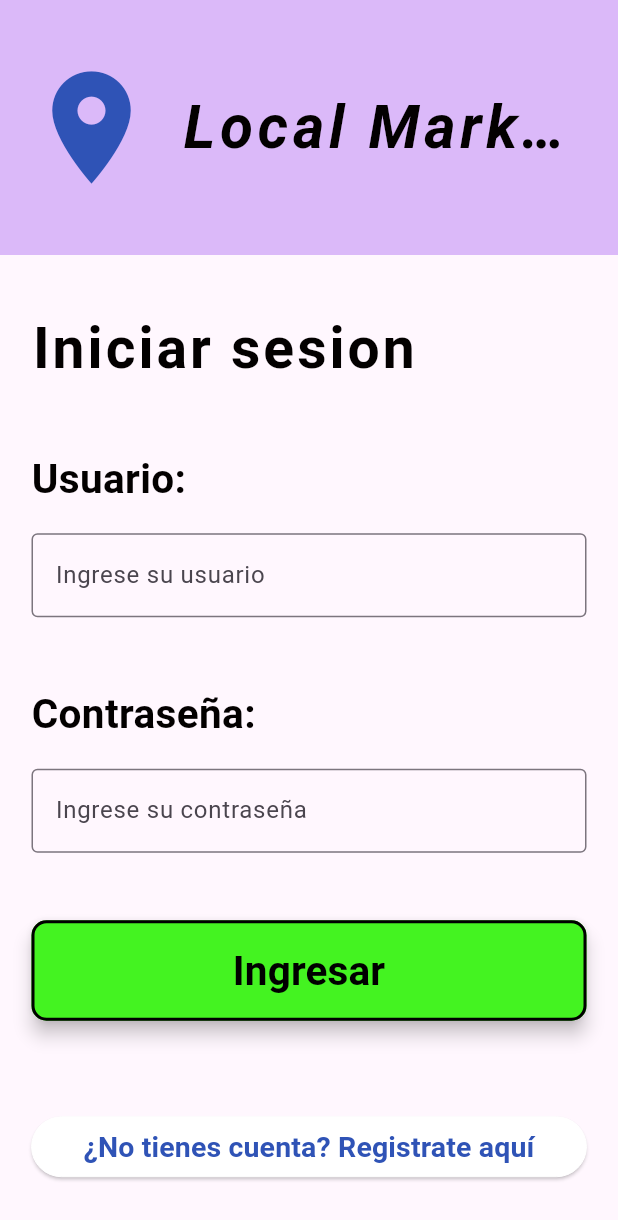
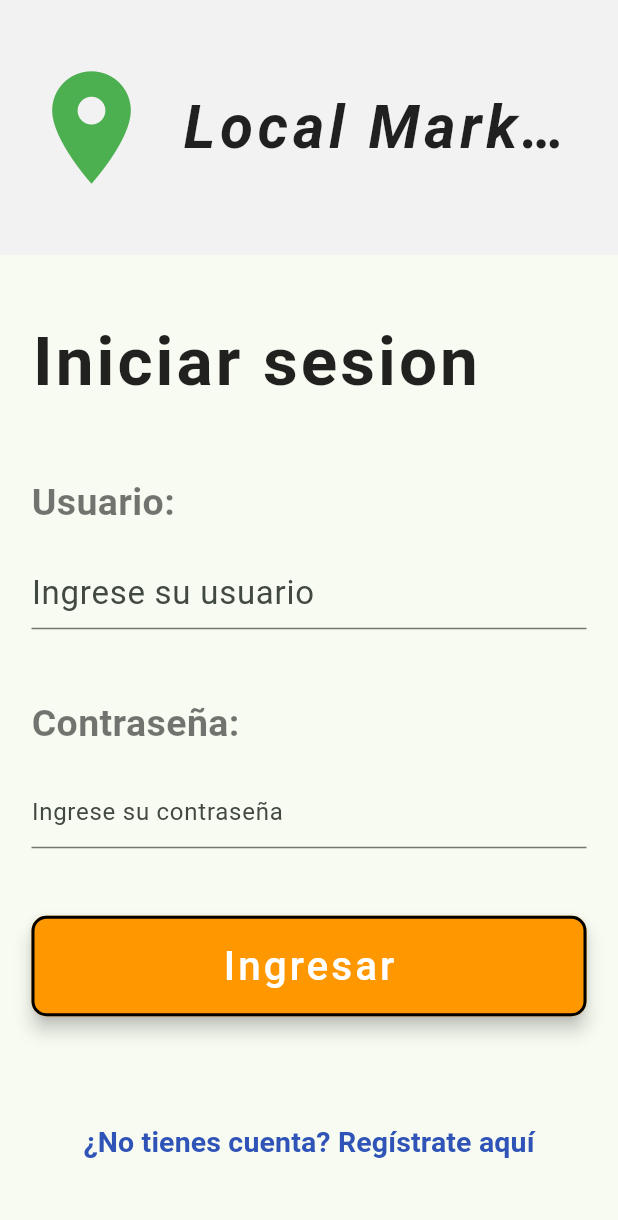
Before and after one commit to Litardo-Jardy/LocalMarket, a Flutter app: the MyHomePage screen opened directly, on a phone screen of 412 x 824 dp. Shown: the top 1220 px of the screen. Run offline on Flutter 3.47's test engine with Material 3 defaults, Android fonts, the light colour scheme and no system bars.

Commit message:
Diseño final del login

```diff
--- a/lib/View/login.dart
+++ b/lib/View/login.dart
@@ -7,20 +7,18 @@ void main() {
 class Loggin extends StatelessWidget {
   const Loggin({super.key});
 
-  // This widget is the root of your application.
   @override
   Widget build(BuildContext context) {
     return MaterialApp(
       title: 'Flutter Demo',
       theme: ThemeData(
         colorScheme: ColorScheme.fromSeed(
-          seedColor: const Color.fromARGB(255, 6, 3, 10),
+          seedColor: const Color(0xFF4CAF50), // Semilla de color verde vibrante
         ),
         useMaterial3: true,
       ),
       home: const MyHomePage(title: 'Local Market'),
-      debugShowCheckedModeBanner:
-          false, // Eliminar la marca de verificación de depuración
+      debugShowCheckedModeBanner: false,
     );
   }
 }
@@ -57,7 +55,7 @@ class _MyHomePageState extends State<MyHomePage> {
   @override
   void dispose() {
     _user.dispose();
-    _pass.dispose(); // Asegúrate de disponer del controlador _pass también
+    _pass.dispose();
     super.dispose();
   }
 
@@ -66,13 +64,13 @@ class _MyHomePageState extends State<MyHomePage> {
     return Scaffold(
       appBar: AppBar(
         toolbarHeight: 170.0,
-        backgroundColor: Theme.of(context).colorScheme.inversePrimary,
+        backgroundColor: const Color(0xFFF2F2F2), // Fondo gris claro
         title: Row(
           children: [
             const SizedBox(height: 20.0),
             const Icon(
-              Icons.place, // Icono que deseas mostrar
-              color: Color.fromARGB(255, 47, 83, 182),
+              Icons.place,
+              color: Color(0xFF4CAF50), // Icono verde
               size: 90.0,
             ),
             const SizedBox(width: 5.0),
@@ -84,7 +82,7 @@ class _MyHomePageState extends State<MyHomePage> {
                 child: Text(
                   widget.title,
                   style: const TextStyle(
-                    color: Color.fromARGB(255, 3, 0, 0),
+                    color: Colors.black87, // Texto negro
                     fontSize: 40.0,
                     fontWeight: FontWeight.bold,
                     fontStyle: FontStyle.italic,
@@ -108,19 +106,19 @@ class _MyHomePageState extends State<MyHomePage> {
                   const Text(
                     'Iniciar sesion',
                     style: TextStyle(
-                      color: Color.fromARGB(255, 3, 0, 0),
-                      fontSize: 38.0,
+                      color: Colors.black87, // Texto negro
+                      fontSize: 45.0,
                       fontWeight: FontWeight.bold,
                       fontStyle: FontStyle.normal,
                       letterSpacing: 2,
                     ),
                   ),
-                  const SizedBox(height: 40.0),
+                  const SizedBox(height: 45.0),
                   const Text(
                     'Usuario:',
                     style: TextStyle(
-                      color: Color.fromARGB(255, 3, 0, 0),
-                      fontSize: 27.0,
+                      color: Colors.black54, // Texto gris oscuro
+                      fontSize: 25.0,
                       fontWeight: FontWeight.bold,
                       fontStyle: FontStyle.normal,
                     ),
@@ -129,16 +127,18 @@ class _MyHomePageState extends State<MyHomePage> {
                   TextField(
                     controller: _user,
                     decoration: const InputDecoration(
-                      border: OutlineInputBorder(),
                       hintText: 'Ingrese su usuario',
+                    ),
+                    style: const TextStyle(
+                      fontSize: 22.0,
                     ),
                   ),
                   const SizedBox(height: 45.0),
                   const Text(
                     'Contraseña:',
                     style: TextStyle(
-                      color: Color.fromARGB(255, 3, 0, 0),
-                      fontSize: 27.0,
+                      color: Colors.black54, // Texto gris oscuro
+                      fontSize: 25.0,
                       fontWeight: FontWeight.bold,
                       fontStyle: FontStyle.normal,
                     ),
@@ -147,7 +147,6 @@ class _MyHomePageState extends State<MyHomePage> {
                   TextField(
                     controller: _pass,
                     decoration: const InputDecoration(
-                      border: OutlineInputBorder(),
                       hintText: 'Ingrese su contraseña',
                     ),
                   ),
@@ -157,8 +156,9 @@ class _MyHomePageState extends State<MyHomePage> {
                     child: ElevatedButton(
                       onPressed: () {},
                       style: ElevatedButton.styleFrom(
-                        backgroundColor: const Color.fromARGB(255, 68, 243, 33),
-                        foregroundColor: const Color.fromARGB(255, 43, 109, 13),
+                        backgroundColor:
+                            const Color(0xFFFF9800), // Botón naranja
+                        foregroundColor: Colors.black87, // Texto negro
                         shadowColor: Colors.black,
                         elevation: 5,
                         padding: const EdgeInsets.symmetric(
@@ -172,9 +172,9 @@ class _MyHomePageState extends State<MyHomePage> {
                       child: const Text(
                         'Ingresar',
                         style: TextStyle(
-                          color: Color.fromARGB(255, 0, 0, 0),
+                          color: Colors.white, // Texto blanco
                           fontSize: 27.0,
-                          fontWeight: FontWeight.bold,
+                          letterSpacing: 2,
                           fontStyle: FontStyle.normal,
                         ),
                       ),
@@ -183,17 +183,10 @@ class _MyHomePageState extends State<MyHomePage> {
                   const SizedBox(height: 60.0),
                   SizedBox(
                     width: 400,
-                    child: ElevatedButton(
+                    child: TextButton(
                       onPressed: () {},
-                      style: ElevatedButton.styleFrom(
-                        backgroundColor:
-                            const Color.fromARGB(255, 255, 255, 255),
-                        foregroundColor:
-                            const Color.fromARGB(255, 255, 255, 255),
-                        side: const BorderSide(color: Colors.white, width: 0),
-                      ),
                       child: const Text(
-                        '¿No tienes cuenta? Registrate aquí',
+                        '¿No tienes cuenta? Regístrate aquí',
                         style: TextStyle(
                           color: Color.fromARGB(255, 47, 83, 182),
                           fontSize: 19.0,
--- a/lib/main.dart
+++ b/lib/main.dart
@@ -25,10 +25,10 @@ class SplashScreen extends StatefulWidget {
   const SplashScreen({super.key});
 
   @override
-  _SplashScreenState createState() => _SplashScreenState();
+  SplashScreenState createState() => SplashScreenState();
 }
 
-class _SplashScreenState extends State<SplashScreen> {
+class SplashScreenState extends State<SplashScreen> {
   final bool _isLogged = false;
 
   @override
```
